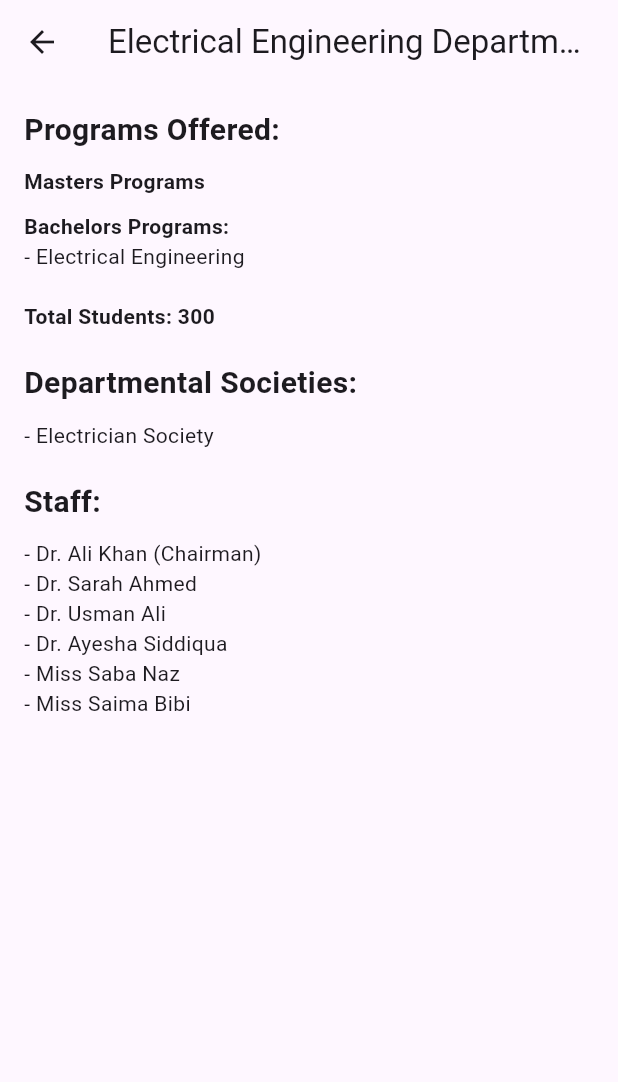
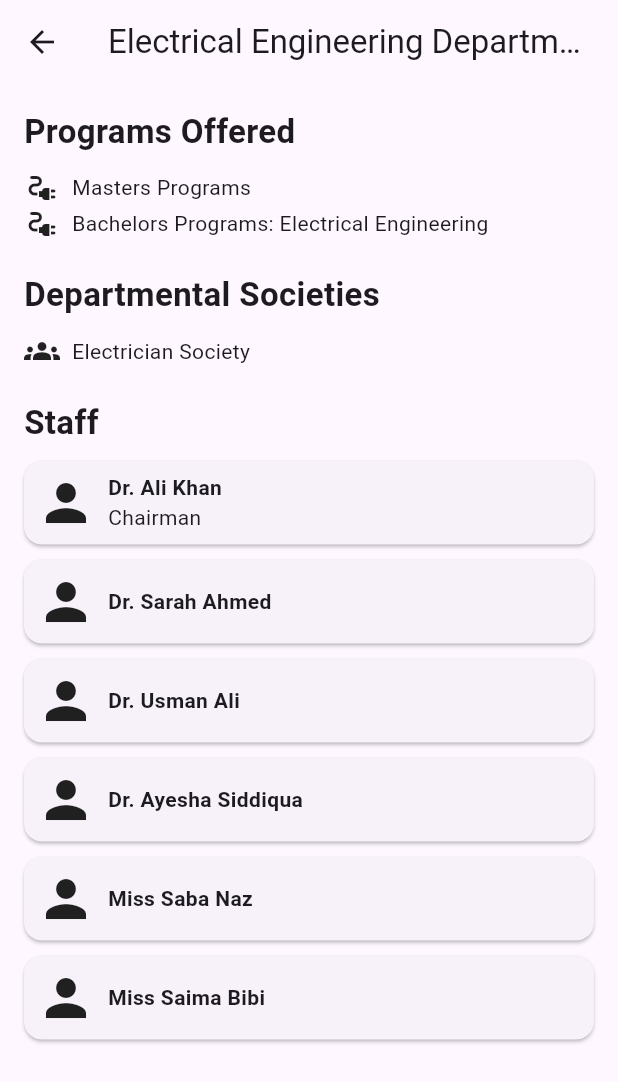
Before and after one commit to Azharhayat271/Mad_Project, a Flutter app: the ElectricalEngineeringScreen screen opened directly, on a phone screen of 412 x 824 dp. Shown: the top 1082 px of the screen. Run offline on Flutter 3.47's test engine with Material 3 defaults, Android fonts, the phone set to English and light mode, and no system bars; our stand-ins replace lottie; missing offline and left inert: mapbox_gl.

Commit message:
ui changes

```diff
--- a/lib/cards/details/electrical.dart
+++ b/lib/cards/details/electrical.dart
@@ -12,55 +12,70 @@ class ElectricalEngineeringScreen extends StatelessWidget {
         child: Column(
           crossAxisAlignment: CrossAxisAlignment.start,
           children: [
+            _buildSection('Programs Offered', Icons.electrical_services, [
+              'Masters Programs',
+              'Bachelors Programs: Electrical Engineering'
+            ]),
+            SizedBox(height: 20),
+            _buildSection('Departmental Societies', Icons.groups,
+                ['Electrician Society']),
+            SizedBox(height: 20),
             Text(
-              'Programs Offered:',
-              style: TextStyle(
-                fontSize: 20,
-                fontWeight: FontWeight.bold,
+              'Staff',
+              style: TextStyle(fontSize: 22, fontWeight: FontWeight.bold),
+            ),
+            SizedBox(height: 10),
+            _buildStaffCard('Dr. Ali Khan', 'Chairman'),
+            _buildStaffCard('Dr. Sarah Ahmed', ''),
+            _buildStaffCard('Dr. Usman Ali', ''),
+            _buildStaffCard('Dr. Ayesha Siddiqua', ''),
+            _buildStaffCard('Miss Saba Naz', ''),
+            _buildStaffCard('Miss Saima Bibi', ''),
+          ],
         ),
       ),
-            SizedBox(height: 10),
+    );
+  }
+
+  Widget _buildSection(String title, IconData icon, List<String> items) {
+    return Column(
+      crossAxisAlignment: CrossAxisAlignment.start,
+      children: [
         Text(
-              'Masters Programs',
-              style: TextStyle(fontWeight: FontWeight.bold),
+          title,
+          style: TextStyle(fontSize: 22, fontWeight: FontWeight.bold),
         ),
         SizedBox(height: 10),
-            Text(
-              'Bachelors Programs:',
-              style: TextStyle(fontWeight: FontWeight.bold),
+        for (var item in items)
+          Row(
+            children: [
+              Icon(icon, size: 24),
+              SizedBox(width: 8.0),
+              Text(item),
+            ],
           ),
-            Text('- Electrical Engineering'),
-            SizedBox(height: 20),
-            Text(
-              'Total Students: 300',
-              style: TextStyle(fontWeight: FontWeight.bold),
-            ),
-            SizedBox(height: 20),
-            Text(
-              'Departmental Societies:',
-              style: TextStyle(
-                fontSize: 20,
-                fontWeight: FontWeight.bold,
+      ],
+    );
+  }
+
+  Widget _buildStaffCard(String name, String title) {
+    return Card(
+      margin: EdgeInsets.only(bottom: 10.0),
+      child: Padding(
+        padding: const EdgeInsets.all(8.0),
+        child: Row(
+          children: [
+            Icon(Icons.person, size: 40),
+            SizedBox(width: 8.0),
+            Expanded(
+              child: Column(
+                crossAxisAlignment: CrossAxisAlignment.start,
+                children: [
+                  Text(name, style: TextStyle(fontWeight: FontWeight.bold)),
+                  if (title.isNotEmpty) Text(title),
+                ],
               ),
             ),
-            SizedBox(height: 10),
-            Text('- Electrician Society'),
-            SizedBox(height: 20),
-            Text(
-              'Staff:',
-              style: TextStyle(
-                fontSize: 20,
-                fontWeight: FontWeight.bold,
-              ),
-            ),
-            SizedBox(height: 10),
-            Text('- Dr. Ali Khan (Chairman)'),
-            Text('- Dr. Sarah Ahmed'),
-            Text('- Dr. Usman Ali'),
-            Text('- Dr. Ayesha Siddiqua'),
-            Text('- Miss Saba Naz'),
-            Text('- Miss Saima Bibi'),
-            // Add other staff members similarly
           ],
         ),
       ),
```
Also changed, not shown: lib/cards/details/bme.dart (+54 -39 lines), lib/cards/details/civil.dart (+50 -39 lines), lib/cards/details/cs.dart (+127 -42 lines), lib/cards/details/mechnical.dart (+53 -38 lines). Lines whose indentation alone changed are shown as unchanged.
